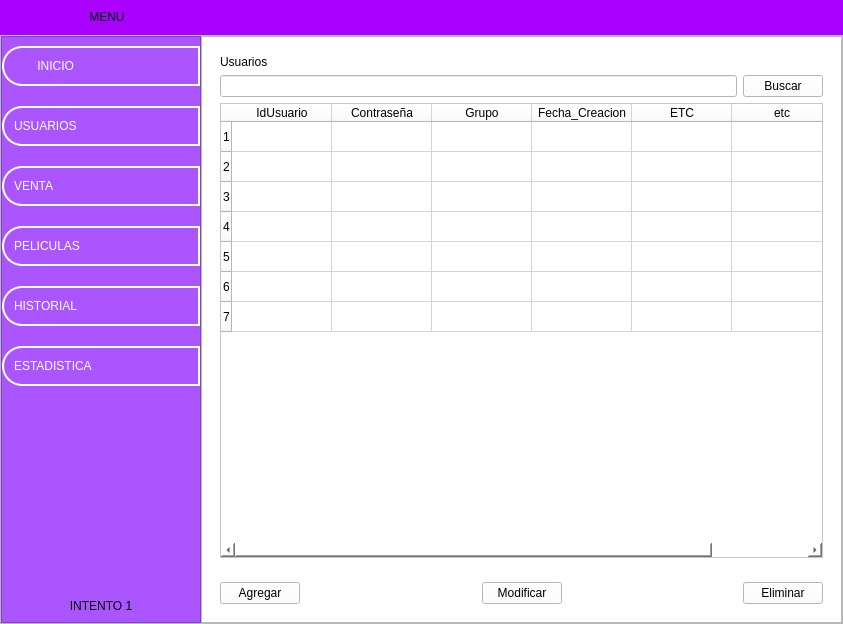
Old version of the form ui/menu.ui in the repository LeandroMuzalski1843/Final_Practicas_II.
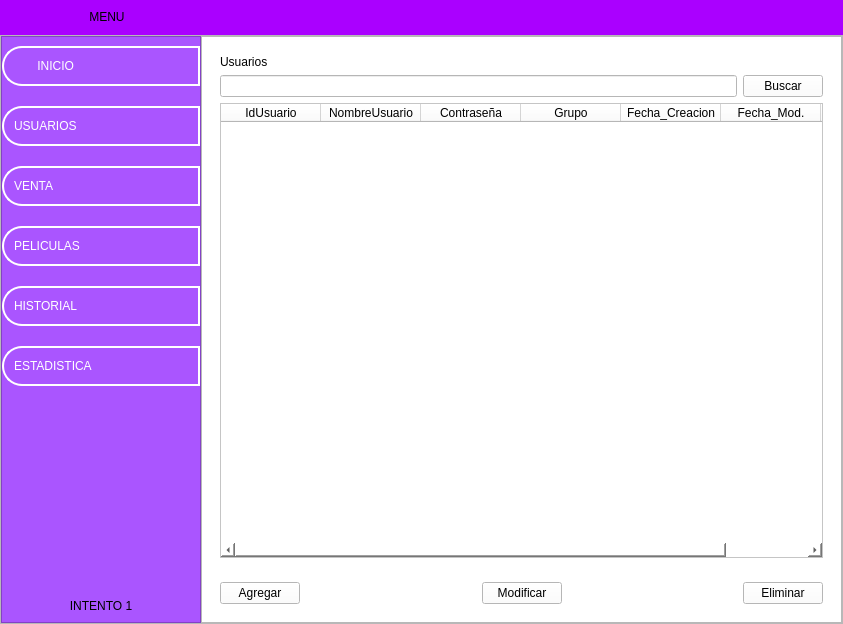
New version of the form. The open tabs and pages were chosen to show the change. Icons and pictures are not drawn.

Commit message: se cargo los usuarios a la tabla de la seccion usuarios

Diff of the .ui file:
```diff
--- a/ui/menu.ui
+++ b/ui/menu.ui
@@ -705,47 +705,17 @@
                      </layout>
                     </item>
                     <item>
-                     <widget class="QTableWidget" name="tableWidget">
-                      <row>
-                       <property name="text">
-                        <string>1</string>
-                       </property>
-                      </row>
-                      <row>
-                       <property name="text">
-                        <string>2</string>
-                       </property>
-                      </row>
-                      <row>
-                       <property name="text">
-                        <string>3</string>
-                       </property>
-                      </row>
-                      <row>
-                       <property name="text">
-                        <string>4</string>
-                       </property>
-                      </row>
-                      <row>
-                       <property name="text">
-                        <string>5</string>
-                       </property>
-                      </row>
-                      <row>
-                       <property name="text">
-                        <string>6</string>
-                       </property>
-                      </row>
-                      <row>
-                       <property name="text">
-                        <string>7</string>
-                       </property>
-                      </row>
+                     <widget class="QTableWidget" name="tableWidget_usuarios">
                       <column>
                        <property name="text">
                         <string>IdUsuario</string>
                        </property>
                       </column>
+                      <column>
+                       <property name="text">
+                        <string>NombreUsuario</string>
+                       </property>
+                      </column>
                       <column>
                        <property name="text">
                         <string>Contraseña</string>
@@ -763,12 +733,12 @@
                       </column>
                       <column>
                        <property name="text">
-                        <string>ETC</string>
+                        <string>Fecha_Mod.</string>
                        </property>
                       </column>
                       <column>
                        <property name="text">
-                        <string>etc</string>
+                        <string>Utimo_Acceso</string>
                        </property>
                       </column>
                      </widget>
```
Left out of the diff: 4 changed lines with no effect on the pictures. The commit also changes 9 other files.
